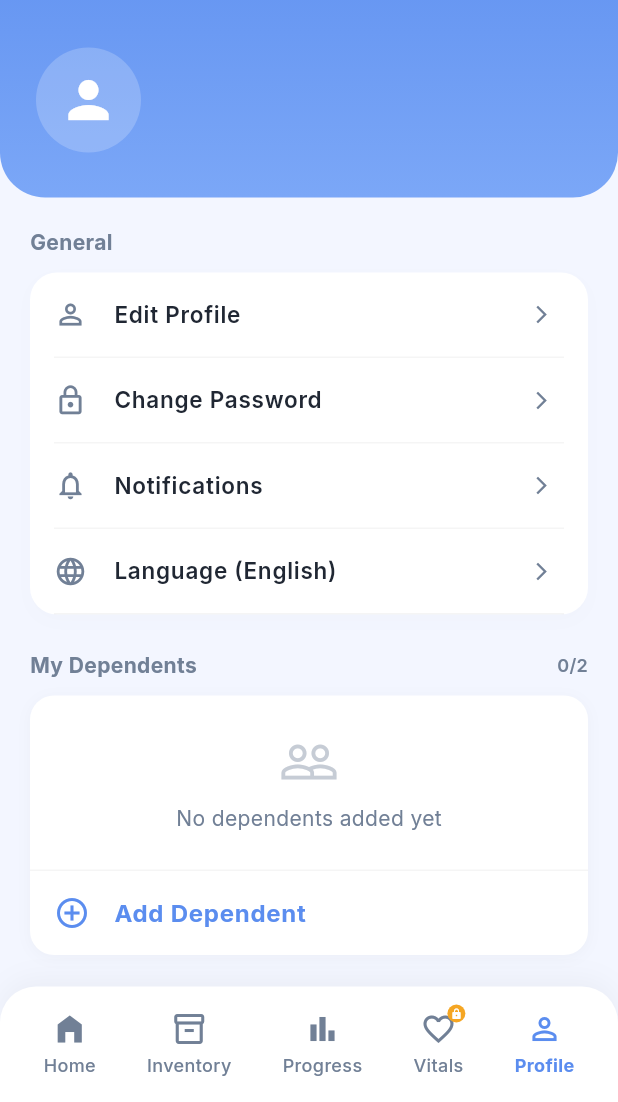
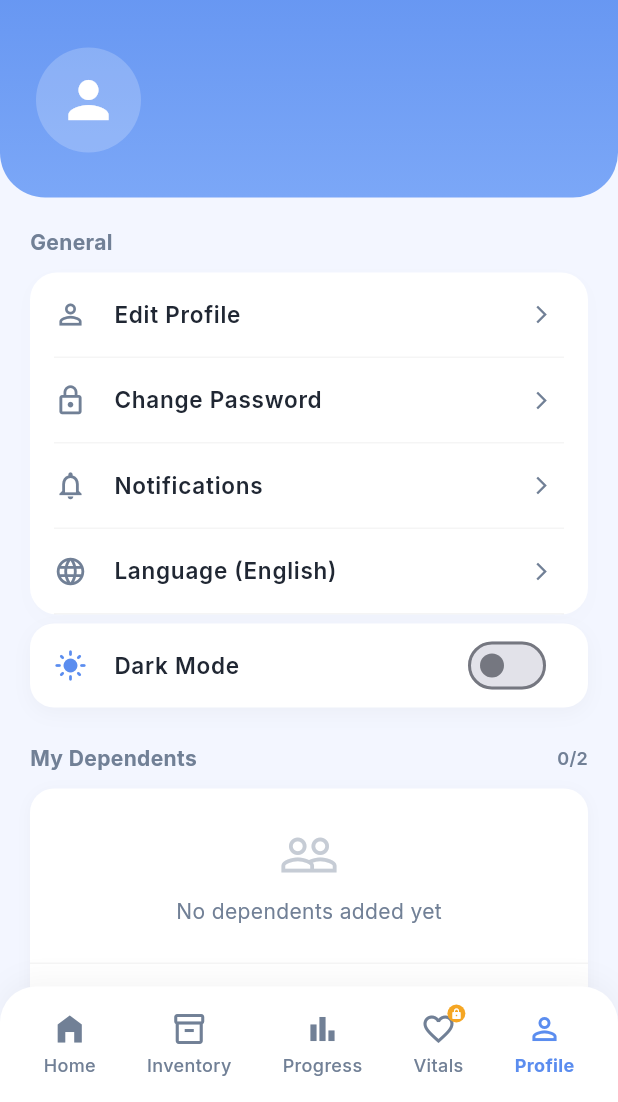
Before and after one commit to sanketnaman/med-reminder-tracker, a Flutter app: the HomeScreen screen opened directly, item 5 of the bottom bar chosen, on a phone screen of 412 x 824 dp, the part 134-1236 px from its top. Run offline on Flutter 3.47's test engine with Material 3 defaults, Android fonts, the light colour scheme and no system bars; our stand-ins replace firebase_auth, firebase_core, flutter_local_notifications, flutter_svg, google_fonts, google_sign_in and 4 more; missing offline and left inert: flutter_ringtone_player; accounts and stored records are empty; network calls fail.

Commit message:
feat: apply dark mode theme across all screens
- Add AppTheme utility class with light/dark color getters
- Update ValueNotifier in main.dart for theme switching
- Replace hardcoded colors with AppTheme getters in all screens:
  home, profile, vitals, today_plan, inventory, progress,
  appointments, splash, login, onboarding
- Add dark mode toggle in Profile settings
- Fix profile_screen.dart bracket nesting from earlier edit

```diff
--- /dev/null
+++ b/lib/app_theme.dart
@@ -0,0 +1,55 @@
+import 'package:flutter/material.dart';
+import 'package:google_fonts/google_fonts.dart';
+
+class AppTheme {
+  static bool isDark = false;
+
+  static final _light = ThemeData(
+    useMaterial3: true,
+    brightness: Brightness.light,
+    primaryColor: const Color(0xFF5B8DEF),
+    scaffoldBackgroundColor: const Color(0xFFF3F6FF),
+    textTheme: GoogleFonts.interTextTheme(ThemeData.light().textTheme),
+    colorScheme: ColorScheme.fromSeed(
+      brightness: Brightness.light,
+      seedColor: const Color(0xFF5B8DEF),
+      primary: const Color(0xFF5B8DEF),
+      secondary: const Color(0xFF7BA7F7),
+      tertiary: const Color(0xFF20C9D8),
+      surface: Colors.white,
+      background: const Color(0xFFF3F6FF),
+    ),
+    cardColor: Colors.white,
+    dividerColor: const Color(0xFFE2E8F0),
+  );
+
+  static final _dark = ThemeData(
+    useMaterial3: true,
+    brightness: Brightness.dark,
+    primaryColor: const Color(0xFF5B8DEF),
+    scaffoldBackgroundColor: const Color(0xFF0F1118),
+    textTheme: GoogleFonts.interTextTheme(ThemeData.dark().textTheme),
+    colorScheme: ColorScheme.fromSeed(
+      brightness: Brightness.dark,
+      seedColor: const Color(0xFF5B8DEF),
+      primary: const Color(0xFF7BA7F7),
+      secondary: const Color(0xFF20C9D8),
+      tertiary: const Color(0xFF5B8DEF),
+      surface: const Color(0xFF1A1D2E),
+      background: const Color(0xFF0F1118),
+    ),
+    cardColor: const Color(0xFF1A1D2E),
+    dividerColor: const Color(0xFF2A2D3E),
+  );
+
+  static ThemeData get theme => isDark ? _dark : _light;
+
+  // Common colors used across screens
+  static Color get bg => isDark ? const Color(0xFF0F1118) : const Color(0xFFF3F6FF);
+  static Color get cardBg => isDark ? const Color(0xFF1A1D2E) : Colors.white;
+  static Color get textPrimary => isDark ? const Color(0xFFF0F0F0) : const Color(0xFF202733);
+  static Color get textSecondary => isDark ? const Color(0xFF9CA3AF) : const Color(0xFF718096);
+  static Color get textMuted => isDark ? const Color(0xFF6B7280) : const Color(0xFFA0AEC0);
+  static Color get divider => isDark ? const Color(0xFF2A2D3E) : const Color(0xFFE2E8F0);
+  static Color get chipBg => isDark ? const Color(0xFF252838) : const Color(0xFFF3F6FF);
+}
--- a/lib/home_screen.dart
+++ b/lib/home_screen.dart
@@ -18,6 +18,7 @@ import 'appointments_screen.dart';
 import 'next_medicine_helper.dart';
 import 'add_dependent_screen.dart';
 import 'animation_utils.dart';
+import 'app_theme.dart';
 
 class HomeScreen extends StatefulWidget {
   const HomeScreen({super.key});
@@ -177,7 +178,7 @@ class _HomeScreenState extends State<HomeScreen> with WidgetsBindingObserver {
                 style: GoogleFonts.inter(
                   fontSize: 20,
                   fontWeight: FontWeight.w800,
-                  color: const Color(0xFF202733),
+                  color: AppTheme.textPrimary,
                 ),
               ),
               const SizedBox(height: 16),
@@ -256,7 +257,7 @@ class _HomeScreenState extends State<HomeScreen> with WidgetsBindingObserver {
               radius: 18,
               backgroundColor: isActive
                   ? const Color(0xFF5B8DEF)
-                  : const Color(0xFF718096),
+                  : AppTheme.textSecondary,
               child: Text(
                 initial,
                 style: GoogleFonts.inter(
@@ -276,7 +277,7 @@ class _HomeScreenState extends State<HomeScreen> with WidgetsBindingObserver {
                     style: GoogleFonts.inter(
                       fontSize: 14,
                       fontWeight: FontWeight.w700,
-                      color: const Color(0xFF202733),
+                      color: AppTheme.textPrimary,
                     ),
                   ),
                   if (patient.relation != 'Self')
@@ -284,7 +285,7 @@ class _HomeScreenState extends State<HomeScreen> with WidgetsBindingObserver {
                       patient.relationLabel,
                       style: GoogleFonts.inter(
                         fontSize: 12,
-                        color: const Color(0xFF718096),
+                        color: AppTheme.textSecondary,
                         fontWeight: FontWeight.w500,
                       ),
                     ),
@@ -351,7 +352,7 @@ class _HomeScreenState extends State<HomeScreen> with WidgetsBindingObserver {
               text,
               style: GoogleFonts.inter(
                 fontSize: 13,
-                color: const Color(0xFF202733),
+                color: AppTheme.textPrimary,
                 fontWeight: FontWeight.w500,
               ),
             ),
@@ -365,7 +366,7 @@ class _HomeScreenState extends State<HomeScreen> with WidgetsBindingObserver {
   Widget build(BuildContext context) {
     // Scaffold matching current active tab
     return Scaffold(
-      backgroundColor: const Color(0xFFF3F6FF),
+      backgroundColor: AppTheme.bg,
       body: _buildCurrentTabBody(),
       bottomNavigationBar: _buildBottomTabBar(),
       floatingActionButton: _currentTab == 0 ? _buildFloatingAddButton() : null,
@@ -448,16 +449,16 @@ class _HomeScreenState extends State<HomeScreen> with WidgetsBindingObserver {
                                   style: GoogleFonts.inter(
                                     fontSize: 20,
                                     fontWeight: FontWeight.w800,
-                                    color: const Color(0xFF202733),
+                                    color: AppTheme.textPrimary,
                                     letterSpacing: -0.5,
                                   ),
                                 ),
                               ),
                             ),
                             const SizedBox(width: 4),
-                            const Icon(
+                            Icon(
                               Icons.keyboard_arrow_down_rounded,
-                              color: Color(0xFF718096),
+                              color: AppTheme.textSecondary,
                               size: 20,
                             ),
                           ],
@@ -468,7 +469,7 @@ class _HomeScreenState extends State<HomeScreen> with WidgetsBindingObserver {
                           overflow: TextOverflow.ellipsis,
                           style: GoogleFonts.inter(
                             fontSize: 13,
-                            color: const Color(0xFF718096),
+                            color: AppTheme.textSecondary,
                             fontWeight: FontWeight.w600,
                           ),
                         ),
@@ -483,7 +484,7 @@ class _HomeScreenState extends State<HomeScreen> with WidgetsBindingObserver {
                       child: Container(
                         padding: const EdgeInsets.all(10),
                         decoration: BoxDecoration(
-                          color: Colors.white,
+                          color: AppTheme.cardBg,
                           shape: BoxShape.circle,
                           boxShadow: [
                             BoxShadow(
@@ -493,9 +494,9 @@ class _HomeScreenState extends State<HomeScreen> with WidgetsBindingObserver {
                             ),
                           ],
                         ),
-                        child: const Icon(
+                        child: Icon(
                           Icons.notifications_none_outlined,
-                          color: Color(0xFF202733),
+                          color: AppTheme.textPrimary,
                         ),
                       ),
                     ),
@@ -566,7 +567,7 @@ class _HomeScreenState extends State<HomeScreen> with WidgetsBindingObserver {
                               style: GoogleFonts.inter(
                                 fontSize: 16,
                                 fontWeight: FontWeight.w800,
-                                color: const Color(0xFF202733),
+                                color: AppTheme.textPrimary,
                               ),
                             ),
                           ],
@@ -575,7 +576,7 @@ class _HomeScreenState extends State<HomeScreen> with WidgetsBindingObserver {
                           '${records.length} Medicine${records.length > 1 ? 's' : ''}',
                           style: GoogleFonts.inter(
                             fontSize: 12,
-                            color: const Color(0xFF718096),
+                            color: AppTheme.textSecondary,
                             fontWeight: FontWeight.w600,
                           ),
                         ),
@@ -620,7 +621,7 @@ class _HomeScreenState extends State<HomeScreen> with WidgetsBindingObserver {
       width: double.infinity,
       padding: const EdgeInsets.symmetric(vertical: 40),
       decoration: BoxDecoration(
-        color: Colors.white,
+        color: AppTheme.cardBg,
         borderRadius: BorderRadius.circular(20),
       ),
       child: Center(
@@ -636,7 +637,7 @@ class _HomeScreenState extends State<HomeScreen> with WidgetsBindingObserver {
               'No medicines added yet',
               style: GoogleFonts.inter(
                 fontWeight: FontWeight.bold,
-                color: const Color(0xFF202733),
+                color: AppTheme.textPrimary,
                 fontSize: 16,
               ),
             ),
@@ -644,7 +645,7 @@ class _HomeScreenState extends State<HomeScreen> with WidgetsBindingObserver {
             Text(
               'Add your first medicine and we\'ll remind you.',
               style: GoogleFonts.inter(
-                color: const Color(0xFF718096),
+                color: AppTheme.textSecondary,
                 fontSize: 13,
               ),
             ),
@@ -695,9 +696,16 @@ class _HomeScreenState extends State<HomeScreen> with WidgetsBindingObserver {
         borderRadius: BorderRadius.circular(24),
         boxShadow: [
           BoxShadow(
-            color: const Color(0xFF5B8DEF).withOpacity(0.18),
-            blurRadius: 20,
-            offset: const Offset(0, 10),
+            color: const Color(0xFF5B8DEF).withOpacity(0.35),
+            blurRadius: 28,
+            spreadRadius: -4,
+            offset: const Offset(0, 12),
+          ),
+          BoxShadow(
+            color: const Color(0xFF5B8DEF).withOpacity(0.12),
+            blurRadius: 48,
+            spreadRadius: -8,
+            offset: const Offset(0, 20),
           ),
         ],
       ),
@@ -821,7 +829,7 @@ class _HomeScreenState extends State<HomeScreen> with WidgetsBindingObserver {
             width: 44,
             padding: const EdgeInsets.symmetric(vertical: 12),
             decoration: BoxDecoration(
-              color: isSelected ? const Color(0xFF5B8DEF) : Colors.white,
+              color: isSelected ? const Color(0xFF5B8DEF) : AppTheme.cardBg,
               borderRadius: BorderRadius.circular(16),
               boxShadow: [
                 BoxShadow(
@@ -838,7 +846,7 @@ class _HomeScreenState extends State<HomeScreen> with WidgetsBindingObserver {
                   style: GoogleFonts.inter(
                     fontSize: 13,
                     fontWeight: FontWeight.w700,
-                    color: isSelected ? Colors.white : const Color(0xFF718096),
+                    color: isSelected ? Colors.white : AppTheme.textSecondary,
                   ),
                 ),
                 const SizedBox(height: 8),
@@ -847,7 +855,7 @@ class _HomeScreenState extends State<HomeScreen> with WidgetsBindingObserver {
                   style: GoogleFonts.inter(
                     fontSize: 14,
                     fontWeight: FontWeight.w800,
-                    color: isSelected ? Colors.white : const Color(0xFF202733),
+                    color: isSelected ? Colors.white : AppTheme.textPrimary,
                   ),
                 ),
               ],
@@ -867,13 +875,18 @@ class _HomeScreenState extends State<HomeScreen> with WidgetsBindingObserver {
       margin: const EdgeInsets.only(bottom: 12),
       padding: const EdgeInsets.all(16),
       decoration: BoxDecoration(
-        color: Colors.white,
+        color: AppTheme.cardBg,
         borderRadius: BorderRadius.circular(18),
         boxShadow: [
           BoxShadow(
-            color: Colors.black.withOpacity(0.01),
-            blurRadius: 10,
+            color: Colors.black.withOpacity(0.06),
+            blurRadius: 16,
             offset: const Offset(0, 4),
+          ),
+          BoxShadow(
+            color: Colors.black.withOpacity(0.03),
+            blurRadius: 4,
+            offset: const Offset(0, 1),
           ),
         ],
       ),
@@ -916,7 +929,7 @@ class _HomeScreenState extends State<HomeScreen> with WidgetsBindingObserver {
                   style: GoogleFonts.inter(
                     fontSize: 16,
                     fontWeight: FontWeight.w700,
-                    color: const Color(0xFF202733),
+                    color: AppTheme.textPrimary,
                   ),
                 ),
                 const SizedBox(height: 4),
@@ -926,7 +939,7 @@ class _HomeScreenState extends State<HomeScreen> with WidgetsBindingObserver {
                       '${record.dosage.toInt()} ${record.dosageUnit}',
                       style: GoogleFonts.inter(
                         fontSize: 12,
-                        color: const Color(0xFF718096),
+                        color: AppTheme.textSecondary,
                         fontWeight: FontWeight.w500,
                       ),
                     ),
@@ -934,8 +947,8 @@ class _HomeScreenState extends State<HomeScreen> with WidgetsBindingObserver {
                     Container(
                       width: 3,
                       height: 3,
-                      decoration: const BoxDecoration(
-                        color: Color(0xFF718096),
+                      decoration: BoxDecoration(
+                        color: AppTheme.textSecondary,
                         shape: BoxShape.circle,
                       ),
                     ),
@@ -944,7 +957,7 @@ class _HomeScreenState extends State<HomeScreen> with WidgetsBindingObserver {
                       timeStr,
                       style: GoogleFonts.inter(
                         fontSize: 12,
-                        color: const Color(0xFF718096),
+                        color: AppTheme.textSecondary,
                         fontWeight: FontWeight.w500,
                       ),
                     ),
@@ -972,7 +985,7 @@ class _HomeScreenState extends State<HomeScreen> with WidgetsBindingObserver {
                     ? const Color(0xFF35B779)
                     : isUpcoming
                         ? const Color(0xFF5B8DEF)
-                        : const Color(0xFF718096),
+                        : AppTheme.textSecondary,
                 fontWeight: FontWeight.w700,
                 fontSize: 13,
               ),
@@ -986,7 +999,7 @@ class _HomeScreenState extends State<HomeScreen> with WidgetsBindingObserver {
   Widget _buildBottomTabBar() {
     return Container(
       decoration: BoxDecoration(
-        color: Colors.white,
+        color: AppTheme.cardBg,
         borderRadius: const BorderRadius.only(
           topLeft: Radius.circular(24),
           topRight: Radius.circular(24),
@@ -1040,9 +1053,9 @@ class _HomeScreenState extends State<HomeScreen> with WidgetsBindingObserver {
               children: [
                 Icon(
                   icon,
-                  color: isSelected
+                  color:                   isSelected
                       ? const Color(0xFF5B8DEF)
-                      : const Color(0xFF718096),
+                      : AppTheme.textSecondary,
                   size: 24,
                 ),
                 if (index == 3 && !_isPremium)
@@ -1070,7 +1083,7 @@ class _HomeScreenState extends State<HomeScreen> with WidgetsBindingObserver {
               style: GoogleFonts.inter(
                 color: isSelected
                     ? const Color(0xFF5B8DEF)
-                    : const Color(0xFF718096),
+                    : AppTheme.textSecondary,
                 fontSize: 12,
                 fontWeight: isSelected ? FontWeight.w700 : FontWeight.w500,
               ),
@@ -1191,7 +1204,7 @@ class _HomeScreenState extends State<HomeScreen> with WidgetsBindingObserver {
         width: double.infinity,
         padding: const EdgeInsets.all(20),
         decoration: BoxDecoration(
-          color: Colors.white,
+        color: AppTheme.cardBg,
         borderRadius: BorderRadius.circular(16),
         boxShadow: [
           BoxShadow(
@@ -1213,7 +1226,7 @@ class _HomeScreenState extends State<HomeScreen> with WidgetsBindingObserver {
             style: GoogleFonts.inter(
               fontSize: 16,
               fontWeight: FontWeight.w700,
-                color: const Color(0xFF202733),
+              color: AppTheme.textPrimary,
             ),
           ),
           const SizedBox(height: 4),
@@ -1222,7 +1235,7 @@ class _HomeScreenState extends State<HomeScreen> with WidgetsBindingObserver {
             textAlign: TextAlign.center,
             style: GoogleFonts.inter(
               fontSize: 13,
-                color: const Color(0xFF718096),
+              color: AppTheme.textSecondary,
               ),
             ),
           ],
@@ -1234,13 +1247,18 @@ class _HomeScreenState extends State<HomeScreen> with WidgetsBindingObserver {
       width: double.infinity,
       padding: const EdgeInsets.all(16),
       decoration: BoxDecoration(
-        color: Colors.white,
+        color: AppTheme.cardBg,
         borderRadius: BorderRadius.circular(16),
         boxShadow: [
           BoxShadow(
+            color: Colors.black.withOpacity(0.06),
+            blurRadius: 16,
+            offset: const Offset(0, 4),
+          ),
+          BoxShadow(
             color: Colors.black.withOpacity(0.03),
-            blurRadius: 8,
-            offset: const Offset(0, 2),
+            blurRadius: 4,
+            offset: const Offset(0, 1),
           ),
         ],
       ),
@@ -1274,7 +1292,7 @@ class _HomeScreenState extends State<HomeScreen> with WidgetsBindingObserver {
                 style: GoogleFonts.inter(
                   fontSize: 13,
                   fontWeight: FontWeight.w700,
-                  color: isDue ? const Color(0xFFF5A623) : const Color(0xFF202733),
+                  color: isDue ? const Color(0xFFF5A623) : AppTheme.textPrimary,
                 ),
               ),
             ],
@@ -1299,7 +1317,7 @@ class _HomeScreenState extends State<HomeScreen> with WidgetsBindingObserver {
                       style: GoogleFonts.inter(
                         fontSize: 16,
                         fontWeight: FontWeight.w700,
-                        color: const Color(0xFF202733),
+                        color: AppTheme.textPrimary,
                       ),
                     ),
                     const SizedBox(height: 2),
@@ -1307,7 +1325,7 @@ class _HomeScreenState extends State<HomeScreen> with WidgetsBindingObserver {
                       '${record.dosage.toInt()} ${record.dosageUnit}',
                       style: GoogleFonts.inter(
                         fontSize: 13,
-                        color: const Color(0xFF718096),
+                        color: AppTheme.textSecondary,
                         fontWeight: FontWeight.w500,
                       ),
                     ),
@@ -1345,7 +1363,7 @@ class _HomeScreenState extends State<HomeScreen> with WidgetsBindingObserver {
                   style: GoogleFonts.inter(
                     fontSize: 12,
                     fontWeight: FontWeight.w600,
-                    color: isDue ? const Color(0xFFF5A623) : const Color(0xFF718096),
+                    color: isDue ? const Color(0xFFF5A623) : AppTheme.textSecondary,
                   ),
                 ),
             ],
@@ -1396,12 +1414,12 @@ class _HomeScreenState extends State<HomeScreen> with WidgetsBindingObserver {
                   child: Row(
                     mainAxisAlignment: MainAxisAlignment.center,
                     children: [
-                      const Icon(Icons.snooze, color: Color(0xFF718096), size: 16),
+                      Icon(Icons.snooze, color: AppTheme.textSecondary, size: 16),
                       const SizedBox(width: 4),
                       Text(
                         'Snooze',
                         style: GoogleFonts.inter(
-                          color: const Color(0xFF718096),
+                          color: AppTheme.textSecondary,
                           fontWeight: FontWeight.w700,
                           fontSize: 13,
                         ),
@@ -1486,7 +1504,7 @@ class _HomeScreenState extends State<HomeScreen> with WidgetsBindingObserver {
                             style: GoogleFonts.inter(
                               fontSize: 13,
                               fontWeight: FontWeight.w600,
-                              color: const Color(0xFF202733),
+                              color: AppTheme.textPrimary,
                             ),
                           ),
                           const SizedBox(height: 1),
@@ -1494,7 +1512,7 @@ class _HomeScreenState extends State<HomeScreen> with WidgetsBindingObserver {
                             '${r.dosage.toInt()} ${r.dosageUnit}',
                             style: GoogleFonts.inter(
                               fontSize: 11,
-                              color: const Color(0xFF718096),
+                              color: AppTheme.textSecondary,
                             ),
                           ),
                         ],
@@ -1546,7 +1564,7 @@ class _HomeScreenState extends State<HomeScreen> with WidgetsBindingObserver {
         width: double.infinity,
         padding: const EdgeInsets.all(16),
         decoration: BoxDecoration(
-          color: Colors.white,
+        color: AppTheme.cardBg,
         borderRadius: BorderRadius.circular(16),
         boxShadow: [
           BoxShadow(
@@ -1575,7 +1593,7 @@ class _HomeScreenState extends State<HomeScreen> with WidgetsBindingObserver {
                         style: GoogleFonts.inter(
                           fontSize: 15,
                           fontWeight: FontWeight.w700,
-                          color: const Color(0xFF202733),
+                          color: AppTheme.textPrimary,
                         ),
                       ),
                       if (!_isPremium) ...[
@@ -1605,7 +1623,7 @@ class _HomeScreenState extends State<HomeScreen> with WidgetsBindingObserver {
                         : 'Upgrade to Premium to access',
                     style: GoogleFonts.inter(
                       fontSize: 12,
-                      color: const Color(0xFF718096),
+                      color: AppTheme.textSecondary,
                     ),
                   ),
                 ],
@@ -1614,11 +1632,11 @@ class _HomeScreenState extends State<HomeScreen> with WidgetsBindingObserver {
             Icon(
               _isPremium ? Icons.arrow_forward_ios : Icons.lock_outline,
               size: 16,
-              color: const Color(0xFF718096),
-            ),
-          ],
-        ),
-      ),
-    );
-  }
-}
+              color: AppTheme.textSecondary,
+            ),
+          ],
+        ),
+      ),
+    );
+  }
+}
--- a/lib/models.dart
+++ b/lib/models.dart
@@ -273,6 +273,7 @@ class UserSettings {
   bool sound;
   bool vibration;
   bool isPremium;
+  bool isDarkMode;
   int reminderAdvanceMinutes; // 0, 5, or 10
   int snoozeDurationMinutes; // 5, 10, or 15
   String profileFor; // Myself, My Parent, My Spouse, My Child, Someone else
@@ -293,6 +294,7 @@ class UserSettings {
     required this.sound,
     required this.vibration,
     this.isPremium = false,
+    this.isDarkMode = false,
     this.reminderAdvanceMinutes = 0,
     this.snoozeDurationMinutes = 10,
     this.profileFor = 'Myself',
@@ -317,6 +319,7 @@ class UserSettings {
       'sound': sound,
       'vibration': vibration,
       'isPremium': isPremium,
+      'isDarkMode': isDarkMode,
       'reminderAdvanceMinutes': reminderAdvanceMinutes,
       'snoozeDurationMinutes': snoozeDurationMinutes,
       'profileFor': profileFor,
@@ -340,6 +343,7 @@ class UserSettings {
       sound: map['sound'] ?? true,
       vibration: map['vibration'] ?? true,
       isPremium: map['isPremium'] ?? false,
+      isDarkMode: map['isDarkMode'] ?? false,
       reminderAdvanceMinutes: map['reminderAdvanceMinutes'] ?? 0,
       snoozeDurationMinutes: map['snoozeDurationMinutes'] ?? 10,
       profileFor: map['profileFor'] ?? 'Myself',
--- a/lib/profile_screen.dart
+++ b/lib/profile_screen.dart
@@ -10,6 +10,7 @@ import 'add_dependent_screen.dart';
 import 'premium_screen.dart';
 import 'health_report_screen.dart';
 import 'animation_utils.dart';
+import 'main.dart';
 
 class ProfileScreen extends StatefulWidget {
   final VoidCallback onProfileUpdated;
@@ -604,6 +605,55 @@ child: Column(
                       ),
                     ]),
                   ),
+                  const SizedBox(height: 6),
+                  FadeSlideIn(
+                    delay: const Duration(milliseconds: 180),
+                    offset: 8,
+                    child: Container(
+                      decoration: BoxDecoration(
+                        color: Colors.white,
+                        borderRadius: BorderRadius.circular(16),
+                        boxShadow: [
+                          BoxShadow(
+                            color: Colors.black.withOpacity(0.03),
+                            blurRadius: 10,
+                            offset: const Offset(0, 4),
+                          ),
+                        ],
+                      ),
+                      child: Column(
+                        children: [
+                          ListTile(
+                            leading: Icon(
+                              _settings?.isDarkMode == true
+                                  ? Icons.dark_mode
+                                  : Icons.light_mode,
+                              color: _settings?.isDarkMode == true
+                                  ? const Color(0xFFF5A623)
+                                  : const Color(0xFF5B8DEF),
+                              size: 22,
+                            ),
+                            title: Text(
+                              'Dark Mode',
+                              style: GoogleFonts.inter(
+                                fontSize: 15,
+                                fontWeight: FontWeight.w600,
+                                color: const Color(0xFF202733),
+                              ),
+                            ),
+                            trailing: Switch(
+                              value: _settings?.isDarkMode ?? false,
+                              onChanged: (val) {
+                                _updateSetting((s) => s.isDarkMode = val);
+                                darkModeNotifier.value = val;
+                              },
+                              activeColor: const Color(0xFF5B8DEF),
+                            ),
+                          ),
+                        ],
+                      ),
+                    ),
+                  ),
                   const SizedBox(height: 24),
 
                   FadeSlideIn(delay: const Duration(milliseconds: 200), offset: 8, child: _buildDependentsSection()),
@@ -693,7 +743,6 @@ child: Column(
                                 activeColor: const Color(0xFF5B8DEF),
                                 onChanged: (value) async {
                                   if (value) {
-                                  // Opening premium screen to upgrade
                                     Navigator.push(
                                       context,
                                       MaterialPageRoute(builder: (_) => const PremiumScreen()),
@@ -702,7 +751,6 @@ child: Column(
                                       widget.onProfileUpdated();
                                     });
                                   } else {
-                                  // Downgrade to free
                                     await DatabaseHelper.instance.setPremium(false);
                                     _loadSettings();
                                     widget.onProfileUpdated();
```
Also changed, not shown: lib/appointments_screen.dart (+14 -13 lines), lib/inventory_screen.dart (+24 -23 lines), lib/login_screen.dart (+8 -7 lines), lib/main.dart (+44 -19 lines), lib/onboarding_screen.dart (+9 -8 lines), lib/progress_screen.dart (+12 -11 lines), lib/splash_screen.dart (+7 -6 lines), lib/today_plan_screen.dart (+16 -15 lines), lib/vitals_screen.dart (+39 -38 lines). Lines whose indentation alone changed are shown as unchanged.
